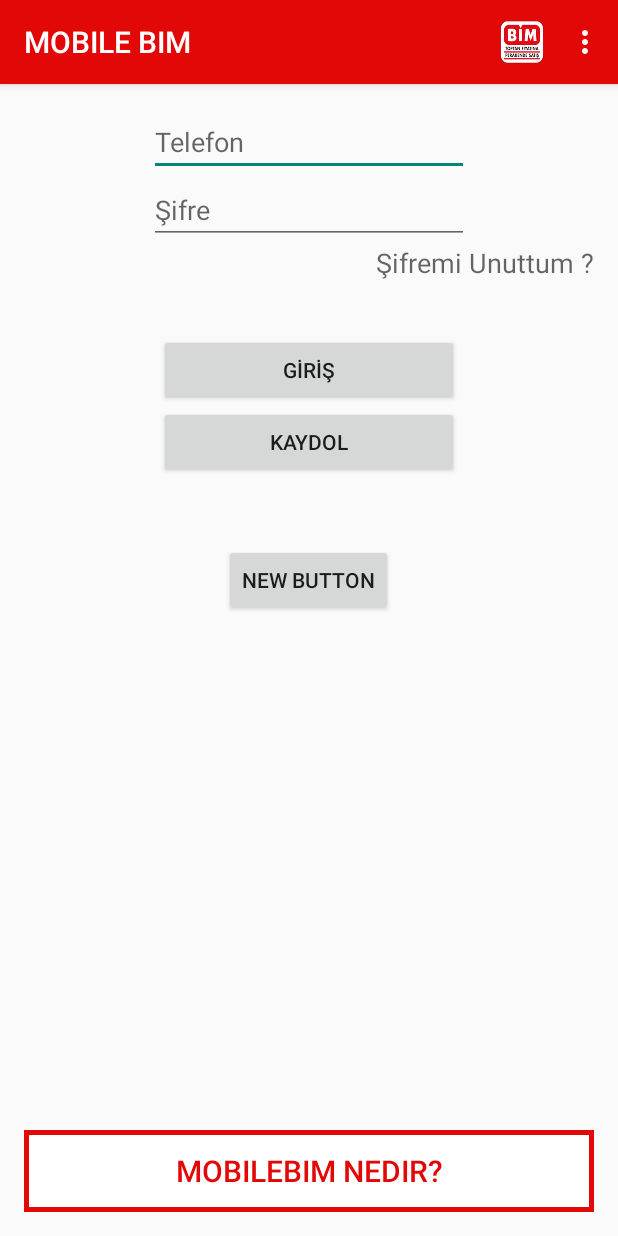
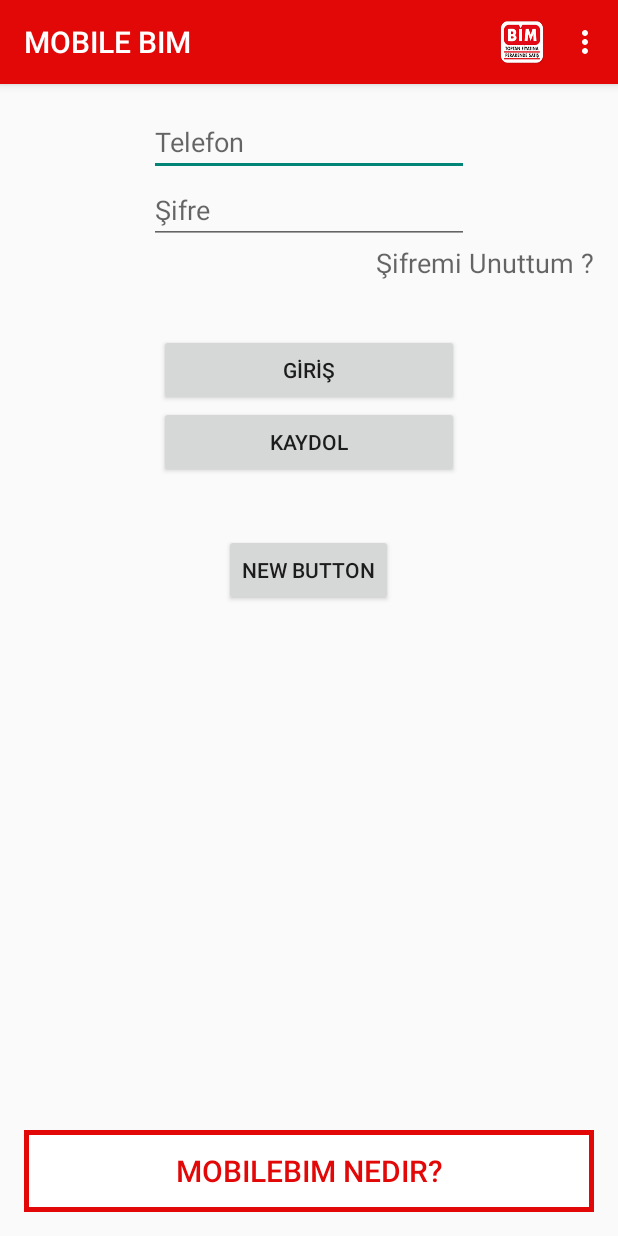
Before and after one commit to tfoseiuqunuylno/servis, an Android app: the screen it shows after launch (MainActivity), on a phone screen of 412 x 824 dp. Run offline under Robolectric (Android 15) with nearby library versions, the phone set to English and light mode, and no system bars.

Commit message:
baslangic 2.developer kullanici

```diff
--- a/app/src/main/res/layout/activity_main.xml
+++ b/app/src/main/res/layout/activity_main.xml
@@ -88,7 +88,7 @@
         android:id="@+id/button"
         android:layout_below="@+id/buttonKaydol"
         android:layout_centerHorizontal="true"
-        android:layout_marginTop="44dp" />
+        android:layout_marginTop="37dp" />
 
 
 </RelativeLayout>
```
